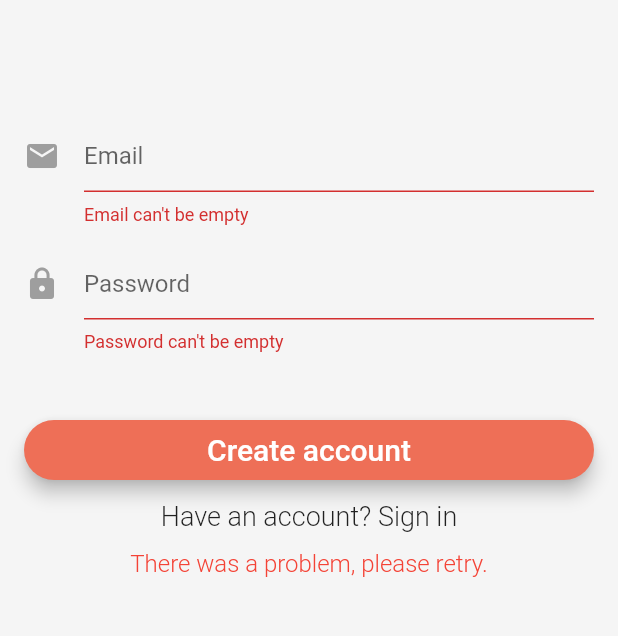
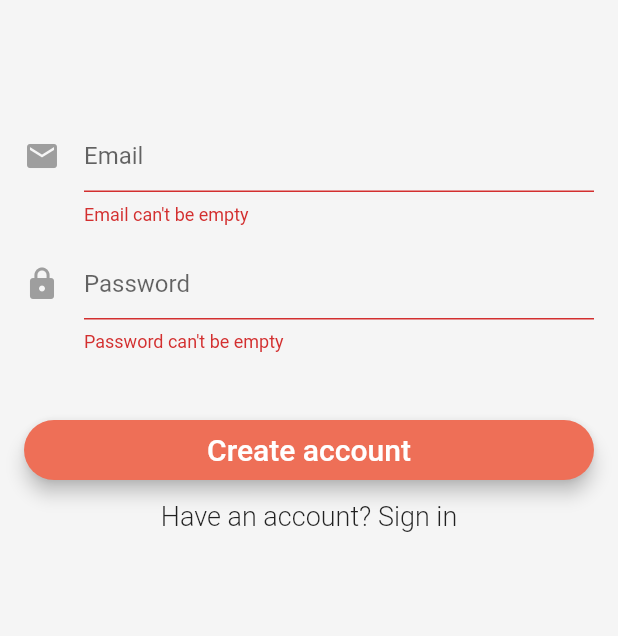
Before and after one commit to martinjedwabny/protalyze, a Flutter app: the screen it shows after launch, after a tap on "Login", after a tap on "Create an account", on a phone screen of 412 x 824 dp, the part 384-1020 px from its top. Run offline on Flutter 3.47's test engine with Material 2 defaults, Android fonts, the phone set to English and light mode, and no system bars; our stand-ins replace audioplayers, auto_size_text, cloud_firestore, firebase_auth, firebase_core, google_fonts and 1 more; missing offline and left inert: cloud_firestore_web, firebase_auth_web, firebase_core_web, flutter_picker; accounts and stored records are empty.

Commit message:
Update login errors and email validation to dialog

```diff
--- a/lib/pages/LoginSignupPage.dart
+++ b/lib/pages/LoginSignupPage.dart
@@ -1,5 +1,6 @@
 import 'package:Protalyze/config/Themes.dart';
 import 'package:Protalyze/persistance/Authentication.dart';
+import 'package:Protalyze/widgets/SingleMessageAlertDialog.dart';
 import 'package:flutter/material.dart';
 
 class LoginSignupPage extends StatefulWidget {
@@ -18,8 +19,6 @@ class _LoginSignupPageState extends State<LoginSignupPage>{
   bool isLoginForm = true;
   String email = '';
   String password = '';
-  String infoMessage = '';
-  bool infoMessageIsError = true;
   final formKey = new GlobalKey<FormState>();
 
   @override
@@ -47,7 +46,6 @@ class _LoginSignupPageState extends State<LoginSignupPage>{
               showPasswordInput(),
               showPrimaryButton(),
               showSecondaryButton(),
-              showInfoMessage(),
             ],
           ),
         ));
@@ -162,31 +160,19 @@ class _LoginSignupPageState extends State<LoginSignupPage>{
 
   void resetForm() {
     formKey.currentState.reset();
-    infoMessage = "";
   }
 
-
-Widget showInfoMessage() {
-    if (infoMessage.length > 0 && infoMessage != null) {
-      return new Text(
-        infoMessage,
-        textAlign: TextAlign.center,
-        style: TextStyle(
-            fontSize: 16.0,
-            color: infoMessageIsError ? Colors.red : Colors.green,
-            height: 1.0,
-            fontWeight: FontWeight.w300),
-      );
-    } else {
-      return new Container(
-        height: 0.0,
-      );
-    }
-  }
+void showErrorDialog(String title, message){
+  showDialog(
+      context: context,
+      builder: (BuildContext context) {
+        return SingleMessageAlertDialog(title, message);
+      },
+  );
+}
 
 void validateAndSubmit() async {
     setState(() {
-      infoMessage = "";
       isLoading = true;
     });
     if (validateAndSave()) {
@@ -199,16 +185,14 @@ void validateAndSubmit() async {
             widget.loginCallback();
           } else {
             widget.auth.sendEmailVerification();
-            infoMessage = 'Waiting for email verification';
-            infoMessageIsError = false;
+            showErrorDialog('Verify your email', 'Waiting for email verification');
           }
           print('Signed in: $userId');
         } else {
           userId = await widget.auth.signUp(email, password);
           widget.auth.sendEmailVerification();
           isLoginForm = true;
-          infoMessage = 'Waiting for email verification';
-          infoMessageIsError = false;
+          showErrorDialog('Verify your email', 'Waiting for email verification');
           print('Signed up user: $userId');
         }
         setState(() {
@@ -218,14 +202,12 @@ void validateAndSubmit() async {
         print('Error: $e');
         setState(() {
           isLoading = false;
-          infoMessage = e.message;
-          infoMessageIsError = true;
+          showErrorDialog('Error', e.message);
         });
       }
     } else {
       isLoading = false;
-      infoMessage = 'There was a problem, please retry.';
-      infoMessageIsError = true;
+      showErrorDialog('Error', 'There was a problem, please retry.');
     }
   }
 
```
